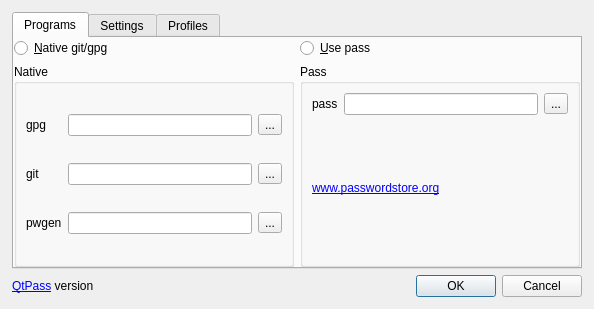
This is dialog.ui in IJHack/QtPass as Qt 5 draws it before an edit. The edited form follows.
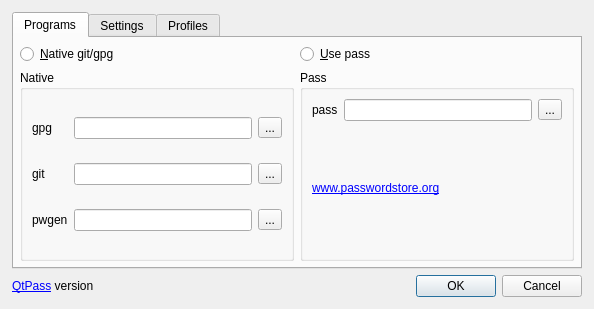
This is the edited form.

Commit message: layout spacing

```diff
--- a/dialog.ui
+++ b/dialog.ui
@@ -37,16 +37,16 @@
       </attribute>
       <layout class="QVBoxLayout" name="verticalLayout">
        <property name="leftMargin">
-        <number>0</number>
+        <number>6</number>
        </property>
        <property name="topMargin">
-        <number>0</number>
+        <number>6</number>
        </property>
        <property name="rightMargin">
-        <number>0</number>
+        <number>6</number>
        </property>
        <property name="bottomMargin">
-        <number>0</number>
+        <number>6</number>
        </property>
        <item>
         <layout class="QHBoxLayout" name="horizontalLayout_5">
```
Left out of the diff: 16 changed lines with no effect on the pictures.
